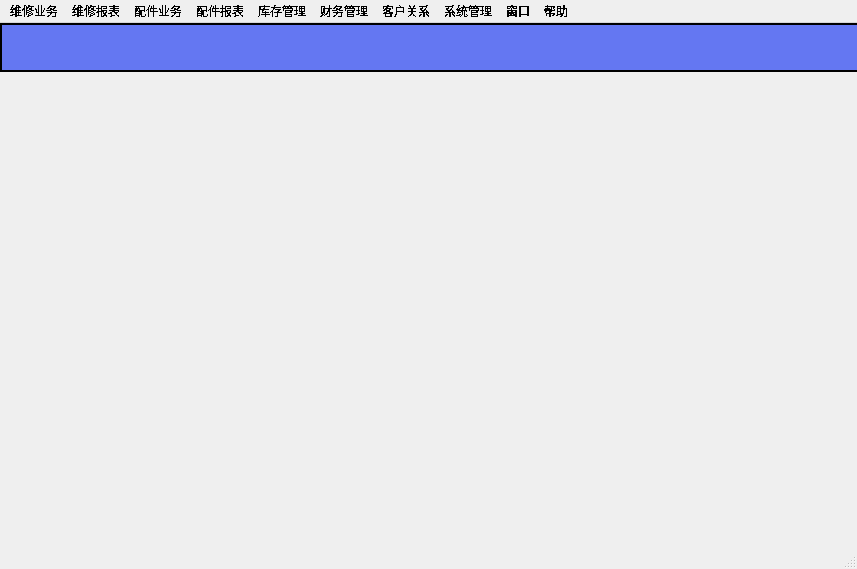
First picture: the form in mainwindow.ui, repository jypeitao/ErpSystem, before the edit.
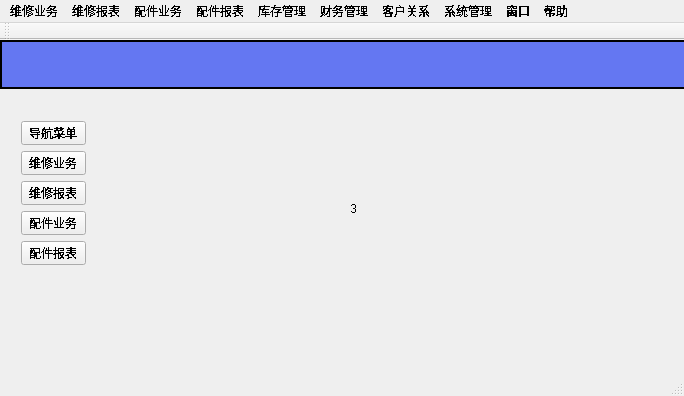
Second picture: the form after the edit.

Diff of the .ui file:
```diff
--- a/mainwindow.ui
+++ b/mainwindow.ui
@@ -6,8 +6,8 @@
    <rect>
     <x>0</x>
     <y>0</y>
-    <width>857</width>
-    <height>569</height>
+    <width>684</width>
+    <height>396</height>
    </rect>
   </property>
   <property name="sizePolicy">
@@ -16,6 +16,12 @@
     <verstretch>0</verstretch>
    </sizepolicy>
   </property>
+  <property name="maximumSize">
+   <size>
+    <width>857</width>
+    <height>569</height>
+   </size>
+  </property>
   <property name="font">
    <font>
     <stylestrategy>NoAntialias</stylestrategy>
@@ -117,13 +123,118 @@
      <bool>false</bool>
     </property>
    </widget>
+   <widget class="QStackedWidget" name="stackedWidget">
+    <property name="geometry">
+     <rect>
+      <x>250</x>
+      <y>110</y>
+      <width>271</width>
+      <height>141</height>
+     </rect>
+    </property>
+    <property name="currentIndex">
+     <number>1</number>
+    </property>
+    <widget class="QWidget" name="page">
+     <widget class="QLabel" name="label_2">
+      <property name="geometry">
+       <rect>
+        <x>60</x>
+        <y>40</y>
+        <width>70</width>
+        <height>18</height>
+       </rect>
+      </property>
+      <property name="text">
+       <string>2</string>
+      </property>
+     </widget>
+    </widget>
+    <widget class="QWidget" name="page_3">
+     <widget class="QLabel" name="label_3">
+      <property name="geometry">
+       <rect>
+        <x>100</x>
+        <y>50</y>
+        <width>70</width>
+        <height>18</height>
+       </rect>
+      </property>
+      <property name="text">
+       <string>3</string>
+      </property>
+     </widget>
+    </widget>
+    <widget class="QWidget" name="page_2">
+     <widget class="QLabel" name="label">
+      <property name="geometry">
+       <rect>
+        <x>60</x>
+        <y>40</y>
+        <width>70</width>
+        <height>18</height>
+       </rect>
+      </property>
+      <property name="text">
+       <string>1</string>
+      </property>
+     </widget>
+    </widget>
+   </widget>
+   <widget class="QWidget" name="">
+    <property name="geometry">
+     <rect>
+      <x>10</x>
+      <y>70</y>
+      <width>87</width>
+      <height>166</height>
+     </rect>
+    </property>
+    <layout class="QVBoxLayout" name="verticalLayout">
+     <item>
+      <widget class="QPushButton" name="pushButton">
+       <property name="text">
+        <string>导航菜单</string>
+       </property>
+      </widget>
+     </item>
+     <item>
+      <widget class="QPushButton" name="pushButton_2">
+       <property name="text">
+        <string>维修业务</string>
+       </property>
+      </widget>
+     </item>
+     <item>
+      <widget class="QPushButton" name="pushButton_3">
+       <property name="text">
+        <string>维修报表</string>
+       </property>
+      </widget>
+     </item>
+     <item>
+      <widget class="QPushButton" name="pushButton_4">
+       <property name="text">
+        <string>配件业务</string>
+       </property>
+      </widget>
+     </item>
+     <item>
+      <widget class="QPushButton" name="pushButton_5">
+       <property name="text">
+        <string>配件报表</string>
+       </property>
+      </widget>
+     </item>
+    </layout>
+   </widget>
   </widget>
   <widget class="QMenuBar" name="menuBar">
    <property name="geometry">
     <rect>
      <x>0</x>
      <y>0</y>
-     <width>857</width>
+     <width>684</width>
      <height>26</height>
     </rect>
    </property>
@@ -252,6 +363,17 @@
    <addaction name="menu_10"/>
   </widget>
   <widget class="QStatusBar" name="statusBar"/>
+  <widget class="QToolBar" name="toolBar">
+   <property name="windowTitle">
+    <string>toolBar</string>
+   </property>
+   <attribute name="toolBarArea">
+    <enum>TopToolBarArea</enum>
+   </attribute>
+   <attribute name="toolBarBreak">
+    <bool>false</bool>
+   </attribute>
+  </widget>
   <action name="action">
    <property name="text">
     <string>委托修理单</string>
```
